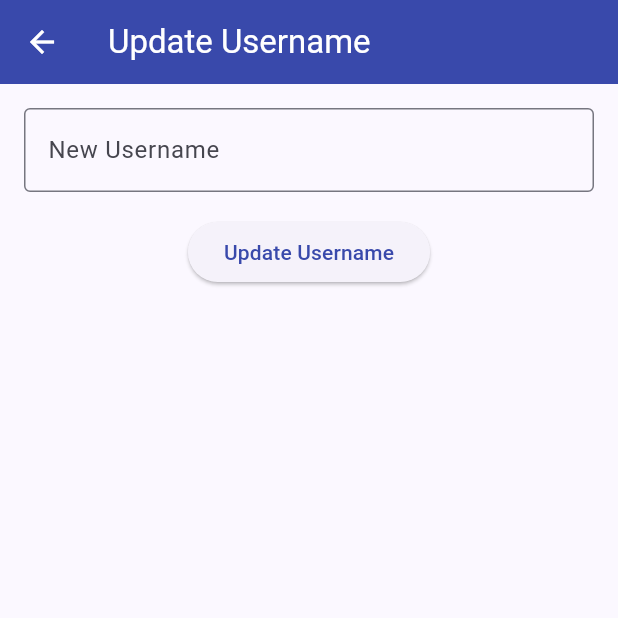
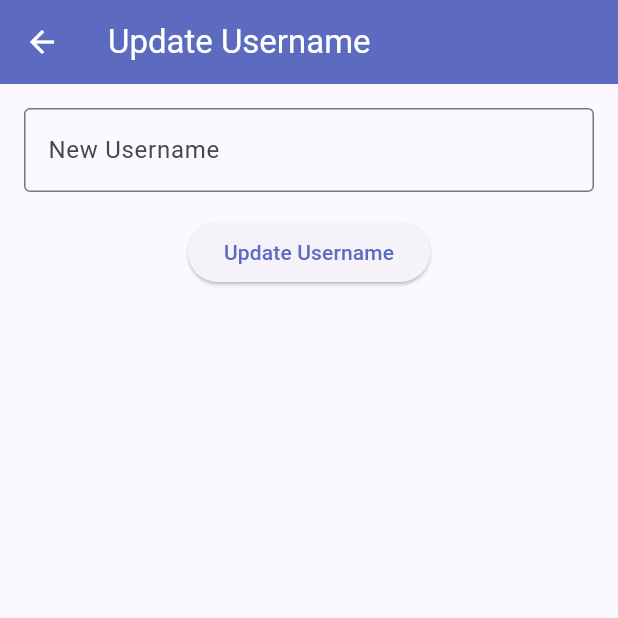
Before and after one commit to sanckh/TriviaNight, a Flutter app: the screen it shows once a user with an empty profile is signed in, item 3 of the bottom bar chosen, after a tap on "Update Username", on a phone screen of 412 x 824 dp, the top half of it. Run offline on Flutter 3.47's test engine with Material 2 defaults, Android fonts, the phone set to English and light mode, and no system bars; our stand-ins replace auto_size_text, cloud_firestore, firebase_auth, firebase_core, flutter_custom_clippers, font_awesome_flutter and 2 more; accounts and stored records are empty.

Commit message:
solid ui overhaul. still needs some work but looks great

```diff
--- a/lib/main.dart
+++ b/lib/main.dart
@@ -2,6 +2,7 @@ import 'package:firebase_auth/firebase_auth.dart' as auth;
 import 'package:flutter/material.dart';
 import 'package:firebase_core/firebase_core.dart';
 import 'package:provider/provider.dart';
+import 'package:trivia_night/providers/user_provider.dart';
 import 'package:trivia_night/widgets/main_navigation_screen.dart';
 import 'package:trivia_night/widgets/theme_provider.dart';
 import 'firebase_options.dart';
@@ -24,8 +25,12 @@ void main() async {
     options: DefaultFirebaseOptions.currentPlatform,
   );
 
-  runApp(ChangeNotifierProvider(
-    create: (context) => ThemeProvider()..loadThemePreference(),
+  runApp(MultiProvider(
+    providers: [
+      ChangeNotifierProvider(
+          create: (_) => ThemeProvider()..loadThemePreference()),
+      ChangeNotifierProvider(create: (_) => UserProvider()),
+    ],
     child: MainApp(),
   ));
 }
@@ -47,27 +52,25 @@ class _MainAppState extends State<MainApp> {
       theme: ThemeData(
         useMaterial3: true,
         colorScheme: ColorScheme.fromSeed(
-          seedColor: Colors
-              .indigo.shade400, // A more vibrant color for the trivia theme
+          seedColor: Colors.indigo.shade400,
           brightness: Brightness.light,
-          primary: Colors.indigo.shade600,
-          secondary: Colors
-              .amber.shade600, // Adding a complementary color for highlights
+          primary: Colors.indigo.shade400,
+          onPrimary: Colors.black,
+          secondary: Colors.amber.shade600,
           error: Colors.red.shade400,
         ),
-        fontFamily: 'Roboto', // Choose a readable font for body text
+        fontFamily: 'Roboto',
         textTheme: TextTheme(
           headlineMedium: TextStyle(
-              fontFamily: 'FredokaOne',
-              color: Colors.indigo.shade600), // Playful font for headlines
+              fontFamily: 'FredokaOne', color: Colors.indigo.shade600),
           bodyMedium: TextStyle(fontSize: 14.0),
         ),
         appBarTheme: AppBarTheme(
-          backgroundColor: Colors.indigo.shade600,
+          backgroundColor: Colors.indigo.shade400,
           foregroundColor: Colors.white,
         ),
         buttonTheme: ButtonThemeData(
-          buttonColor: Colors.amber.shade600, // Buttons should stand out
+          buttonColor: Colors.amber.shade400,
           textTheme: ButtonTextTheme.primary,
         ),
       ),
@@ -80,6 +83,7 @@ class _MainAppState extends State<MainApp> {
           primary: Colors.indigo.shade700,
           secondary: Colors.amber.shade700,
           error: Colors.red.shade600,
+          onPrimary: Colors.white,
         ),
         fontFamily: 'Roboto',
         textTheme: TextTheme(
--- /dev/null
+++ b/lib/providers/user_provider.dart
@@ -0,0 +1,18 @@
+import 'package:flutter/material.dart';
+import 'package:trivia_night/models/users.dart';
+
+class UserProvider with ChangeNotifier {
+  late User _user;
+
+  User get user => _user;
+
+  void setUser(User user) {
+    _user = user;
+    notifyListeners();
+  }
+
+  void updateUsername(String newUsername) {
+    _user.username = newUsername;
+    notifyListeners();
+  }
+}
--- a/lib/views/home_screen.dart
+++ b/lib/views/home_screen.dart
@@ -29,31 +29,23 @@ class HomeScreen extends StatelessWidget {
           ClipPath(
             clipper: WaveClipperTwo(),
             child: Container(
-              decoration: BoxDecoration(color: Theme.of(context).colorScheme.primary),
+              decoration:
+                  BoxDecoration(color: Theme.of(context).colorScheme.primary),
               height: 200,
             ),
           ),
           CustomScrollView(
             physics: BouncingScrollPhysics(),
             slivers: <Widget>[
-              SliverToBoxAdapter(
-                child: Padding(
-                  padding: const EdgeInsets.symmetric(horizontal: 16.0, vertical: 8.0),
-                  child: Text(
-                    "Select a category to start the quiz",
-                    style: TextStyle(
-                      color: Theme.of(context).colorScheme.onPrimary,
-                      fontWeight: FontWeight.w500,
-                      fontSize: 16.0,
-                    ),
-                  ),
-                ),
-              ),
               SliverPadding(
                 padding: const EdgeInsets.all(16.0),
                 sliver: SliverGrid(
                   gridDelegate: SliverGridDelegateWithFixedCrossAxisCount(
-                    crossAxisCount: MediaQuery.of(context).size.width > 1000 ? 7 : MediaQuery.of(context).size.width > 600 ? 5 : 3,
+                    crossAxisCount: MediaQuery.of(context).size.width > 1000
+                        ? 7
+                        : MediaQuery.of(context).size.width > 600
+                            ? 5
+                            : 3,
                     childAspectRatio: 1.2,
                     crossAxisSpacing: 10.0,
                     mainAxisSpacing: 10.0,
@@ -86,13 +78,15 @@ class HomeScreen extends StatelessWidget {
         child: Column(
           mainAxisAlignment: MainAxisAlignment.center,
           children: <Widget>[
-            if (category.icon != null) Icon(category.icon, size: 24.0), // Consistent icon size
+            if (category.icon != null)
+              Icon(category.icon, size: 24.0), // Consistent icon size
             if (category.icon != null) SizedBox(height: 5.0),
             Padding(
               padding: const EdgeInsets.all(8.0),
               child: AutoSizeText(
                 category.name,
-                style: TextStyle(color: Theme.of(context).colorScheme.onSurface),
+                style:
+                    TextStyle(color: Theme.of(context).colorScheme.onSurface),
                 minFontSize: 10.0,
                 textAlign: TextAlign.center,
                 maxLines: 3,
--- a/lib/views/profile_screen.dart
+++ b/lib/views/profile_screen.dart
@@ -1,26 +1,11 @@
 import 'package:flutter/material.dart';
+import 'package:provider/provider.dart';
 import 'package:trivia_night/models/users.dart';
+import 'package:trivia_night/providers/user_provider.dart';
 import 'package:trivia_night/views/edit_profile_screen.dart';
 
-class ProfileScreen extends StatefulWidget {
-  final User user;
-
-  ProfileScreen({required this.user});
-
-  @override
-  _ProfileScreenState createState() => _ProfileScreenState();
-}
-
-class _ProfileScreenState extends State<ProfileScreen> {
-  late User _user;
-
-  @override
-  void initState() {
-    super.initState();
-    _user = widget.user;
-  }
-
-  Widget _buildProfileHeader(BuildContext context) {
+class ProfileScreen extends StatelessWidget {
+  Widget _buildProfileHeader(BuildContext context, User user) {
     return Container(
       width: double.infinity,
       padding: EdgeInsets.all(20),
@@ -33,17 +18,17 @@ class _ProfileScreenState extends State<ProfileScreen> {
         child: Column(
           children: [
             CircleAvatar(
-              backgroundImage: _user.avatar.startsWith('http')
-                  ? NetworkImage(_user.avatar) as ImageProvider<Object>
-                  : AssetImage(_user.avatar),
+              backgroundImage: user.avatar.startsWith('http')
+                  ? NetworkImage(user.avatar) as ImageProvider<Object>
+                  : AssetImage(user.avatar),
               radius: 60,
             ),
             SizedBox(height: 15),
             Text(
-              _user.username,
-              style: Theme.of(context).textTheme.headline6?.copyWith(
+              user.username,
+              style: Theme.of(context).textTheme.titleLarge?.copyWith(
                     fontWeight: FontWeight.bold,
-                  ), // Updated to use theme text style
+                  ),
             ),
           ],
         ),
@@ -62,22 +47,27 @@ class _ProfileScreenState extends State<ProfileScreen> {
     );
   }
 
-  Widget _buildProfileStats() {
+  Widget _buildProfileStats(User user) {
+    String convertTwoDecimalPlaces = user.averageScore.toStringAsFixed(2);
+
     return Padding(
       padding: EdgeInsets.all(20),
       child: Column(
         children: [
-          _buildStatCard('Games Played', '${_user.gamesPlayed}', Icons.games),
+          _buildStatCard('Games Played', '${user.gamesPlayed}', Icons.games),
           Divider(),
-          _buildStatCard('Average Score', '${_user.averageScore}%',
+          _buildStatCard('Average Score', '$convertTwoDecimalPlaces%',
               Icons.check_circle_outline),
         ],
       ),
     );
   }
 
+  //signed in brought directly to settings, needs to go to home screen
+
   @override
   Widget build(BuildContext context) {
+    final user = Provider.of<UserProvider>(context).user;
     return Scaffold(
       appBar: AppBar(
         title: Text('Profile'),
@@ -93,22 +83,21 @@ class _ProfileScreenState extends State<ProfileScreen> {
                 borderRadius:
                     BorderRadius.vertical(bottom: Radius.circular(50)),
               ),
-              child: _buildProfileHeader(context),
+              child: _buildProfileHeader(context, user),
             ),
             Container(
               padding: EdgeInsets.all(20),
-              color: Theme.of(context)
-                  .scaffoldBackgroundColor, // Adapt to theme changes.
+              color: Theme.of(context).scaffoldBackgroundColor,
               child: Column(
                 children: [
-                  _buildProfileStats(),
+                  _buildProfileStats(user),
                   SizedBox(height: 20),
                   ElevatedButton(
                     onPressed: () {
                       Navigator.push(
                         context,
                         MaterialPageRoute(
-                          builder: (context) => EditProfileScreen(user: _user),
+                          builder: (context) => EditProfileScreen(user: user),
                         ),
                       );
                     },
--- a/lib/views/settings_screen.dart
+++ b/lib/views/settings_screen.dart
@@ -35,69 +35,82 @@ class _SettingsScreenState extends State<SettingsScreen> {
     }
   }
 
+  Widget _buildSettingsSection({
+    required String title,
+    required IconData icon,
+    required VoidCallback onTap,
+    Color? color,
+  }) {
+    return ListTile(
+      leading: Icon(icon, color: color ?? Colors.blue),
+      title: Text(title),
+      onTap: onTap,
+    );
+  }
+
   @override
   Widget build(BuildContext context) {
     final themeProvider = Provider.of<ThemeProvider>(context);
+
     return Scaffold(
-      appBar: AppBar(title: Text('Settings')),
-      body: SingleChildScrollView(
-        child: Padding(
-            padding: const EdgeInsets.all(16.0),
-            child: Column(
+      appBar: AppBar(
+        title: Text('Settings'),
+        actions: [
+          IconButton(
+            icon: Icon(Icons.exit_to_app),
+            onPressed: _signOut,
+          ),
+        ],
+      ),
+      body: ListView(
         children: [
-                ElevatedButton(
-                  onPressed: _signOut,
-                  style: ElevatedButton.styleFrom(
-                    backgroundColor: Colors.red,
+          Padding(
+            padding: const EdgeInsets.all(8.0),
+            child:
+                Text('Account', style: Theme.of(context).textTheme.headline6),
           ),
-                  child: Text('Sign Out'),
-                ),
-                SizedBox(height: 16),
-                ElevatedButton(
-                  onPressed: () {
-                    Navigator.push(
-                      context,
-                      MaterialPageRoute(
-                          builder: (context) => UpdatePasswordScreen()),
-                    );
-                  },
-                  style: ElevatedButton.styleFrom(
-                    backgroundColor: Colors.blue.shade400,
-                    padding: EdgeInsets.symmetric(horizontal: 50, vertical: 15),
-                    textStyle: TextStyle(
-                      fontSize: 18,
-                    ),
-                  ),
-                  child: Text('Update Password'),
-                ),
-                SizedBox(height: 16),
-                ElevatedButton(
-                  onPressed: () {
+          _buildSettingsSection(
+            title: 'Update Username',
+            icon: Icons.person,
+            onTap: () {
               Navigator.push(
                 context,
                 MaterialPageRoute(
                   builder: (context) => UpdateUsernameScreen(
                     onUpdateUsername: _updateUserUsername,
-                              )),
+                  ),
+                ),
               );
             },
-                  style: ElevatedButton.styleFrom(
-                    backgroundColor: Colors.blue.shade400,
-                    padding: EdgeInsets.symmetric(horizontal: 50, vertical: 15),
-                    textStyle: TextStyle(
-                      fontSize: 18,
           ),
+          _buildSettingsSection(
+            title: 'Update Password',
+            icon: Icons.lock,
+            onTap: () {
+              Navigator.push(
+                context,
+                MaterialPageRoute(
+                  builder: (context) => UpdatePasswordScreen(),
                 ),
-                  child: Text('Update Username'),
+              );
+            },
+          ),
+          Divider(),
+          Padding(
+            padding: const EdgeInsets.all(8.0),
+            child: Text('Preferences',
+                style: Theme.of(context).textTheme.titleLarge),
           ),
           SwitchListTile(
             title: Text('Dark Theme'),
+            secondary: Icon(Icons.dark_mode),
             value: themeProvider.themeMode == ThemeMode.dark,
             onChanged: (bool value) {
               themeProvider.toggleTheme(value);
-                    })
+            },
+          ),
+          // ... Add more settings sections here
         ],
-            )),
       ),
     );
   }
--- a/lib/widgets/main_navigation_screen.dart
+++ b/lib/widgets/main_navigation_screen.dart
@@ -1,5 +1,7 @@
 import 'package:flutter/material.dart';
+import 'package:provider/provider.dart';
 import 'package:shared_preferences/shared_preferences.dart';
+import 'package:trivia_night/providers/user_provider.dart';
 import 'package:trivia_night/views/home_screen.dart';
 import 'package:trivia_night/views/profile_screen.dart';
 import 'package:trivia_night/views/settings_screen.dart';
@@ -13,22 +15,21 @@ class MainNavigationScreen extends StatefulWidget {
 }
 
 class _MainNavigationScreenState extends State<MainNavigationScreen> {
-  late ValueNotifier<int> _currentIndexNotifier;
+  ValueNotifier<int> _currentIndexNotifier = ValueNotifier(-1);
   final UserService _userService = UserService();
-  User? _user;
   bool _isLoading = true;
 
   @override
   void initState() {
     super.initState();
-    _currentIndexNotifier = ValueNotifier(0); // Initialize with default index
     _loadIndex();
     _fetchUserData();
   }
 
   void _loadIndex() async {
     final prefs = await SharedPreferences.getInstance();
-    _currentIndexNotifier.value = prefs.getInt('currentIndex') ?? 0;
+    int savedIndex = prefs.getInt('currentIndex') ?? 0;
+    _currentIndexNotifier.value = savedIndex;
   }
 
   Future<void> _saveIndex(int newIndex) async {
@@ -41,10 +42,8 @@ class _MainNavigationScreenState extends State<MainNavigationScreen> {
     if (firebaseUser != null) {
       User? user = await _userService.getUserProfile(firebaseUser.uid);
       if (mounted) {
-      setState(() {
-        _user = user;
+        Provider.of<UserProvider>(context, listen: false).setUser(user!);
         _isLoading = false;
-      });
       }
     } else {
       if (mounted) {
@@ -55,18 +54,26 @@ class _MainNavigationScreenState extends State<MainNavigationScreen> {
     }
   }
 
-
   @override
   Widget build(BuildContext context) {
+    final userProvider = Provider.of<UserProvider>(context);
     return ValueListenableBuilder(
       valueListenable: _currentIndexNotifier,
       builder: (context, int currentIndex, _) {
+        if (currentIndex == -1) {
+          return Scaffold(
+            body: Center(child: CircularProgressIndicator()),
+          );
+        }
         final List<Widget> _screens = [
           HomeScreen(),
-          ProfileScreen(user: _user!),
+          userProvider.user != null
+              ? ProfileScreen()
+              : CircularProgressIndicator(),
           SettingsScreen(),
         ];
 
+        if (currentIndex >= 0 && currentIndex < _screens.length) {
           return Scaffold(
             body: IndexedStack(
               index: currentIndex,
@@ -75,8 +82,9 @@ class _MainNavigationScreenState extends State<MainNavigationScreen> {
             bottomNavigationBar: BottomNavigationBar(
               currentIndex: currentIndex,
               onTap: (index) async {
-              await _saveIndex(index); // Wait for the index to be saved
-              _currentIndexNotifier.value = index; // Then update the ValueNotifier
+                await _saveIndex(index);
+                _currentIndexNotifier.value =
+                    index; // Then update the ValueNotifier
               },
               items: [
                 BottomNavigationBarItem(
@@ -94,10 +102,14 @@ class _MainNavigationScreenState extends State<MainNavigationScreen> {
               ],
             ),
           );
+        } else {
+          return Scaffold(
+            body: Center(child: CircularProgressIndicator()),
+          );
+        }
       },
     );
   }
-
 
   @override
   void dispose() {
--- a/lib/widgets/update_username.dart
+++ b/lib/widgets/update_username.dart
@@ -1,6 +1,8 @@
 import 'package:flutter/material.dart';
 import 'package:firebase_auth/firebase_auth.dart' as auth;
 import 'package:cloud_firestore/cloud_firestore.dart';
+import 'package:provider/provider.dart';
+import 'package:trivia_night/providers/user_provider.dart';
 
 class UpdateUsernameScreen extends StatefulWidget {
   final Function(String) onUpdateUsername;
@@ -78,7 +80,8 @@ class _UpdateUsernameScreenState extends State<UpdateUsernameScreen> {
             .doc(user.uid)
             .update({'username': newUsername});
 
-        widget.onUpdateUsername(newUsername);
+        Provider.of<UserProvider>(context, listen: false)
+            .updateUsername(newUsername);
 
         Navigator.pop(context);
       } else {
```
Also changed, not shown: lib/views/quiz_page.dart (+52 -67 lines). Lines whose indentation alone changed are shown as unchanged.
